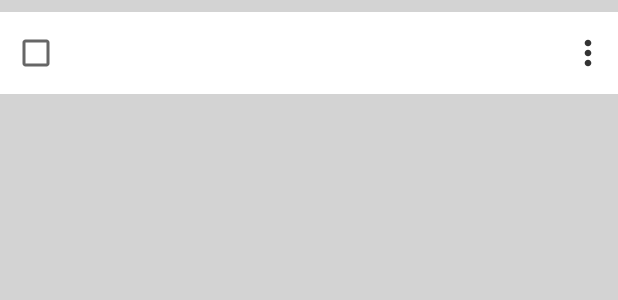
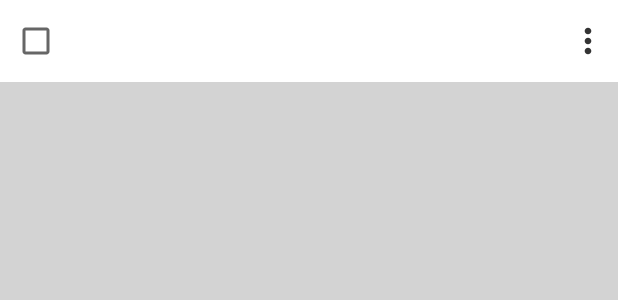
Before and after one commit to DHua5922/Simple-Grocery-List, an Android app: the layout item_display.xml on its own in the app's theme, with its tools: preview values and no code run, on a phone screen of 412 x 824 dp. Shown: the top 300 px of the screen. Run offline under Robolectric (Android 15) with nearby library versions, the phone set to English and light mode, and no system bars.

Commit message:
Got rid of uneven padding between four buttons and list of items displayed

```diff
--- a/app/src/main/res/layout/item_display.xml
+++ b/app/src/main/res/layout/item_display.xml
@@ -2,7 +2,7 @@
 <androidx.constraintlayout.widget.ConstraintLayout xmlns:android="http://schemas.android.com/apk/res/android"
     android:layout_width="match_parent"
     android:layout_height="wrap_content"
-    android:layout_marginTop="@dimen/item_display_padding"
+    android:layout_marginBottom="@dimen/item_display_padding"
     android:padding="@dimen/item_display_padding"
     android:background="@color/white"
     xmlns:app="http://schemas.android.com/apk/res-auto">
```
